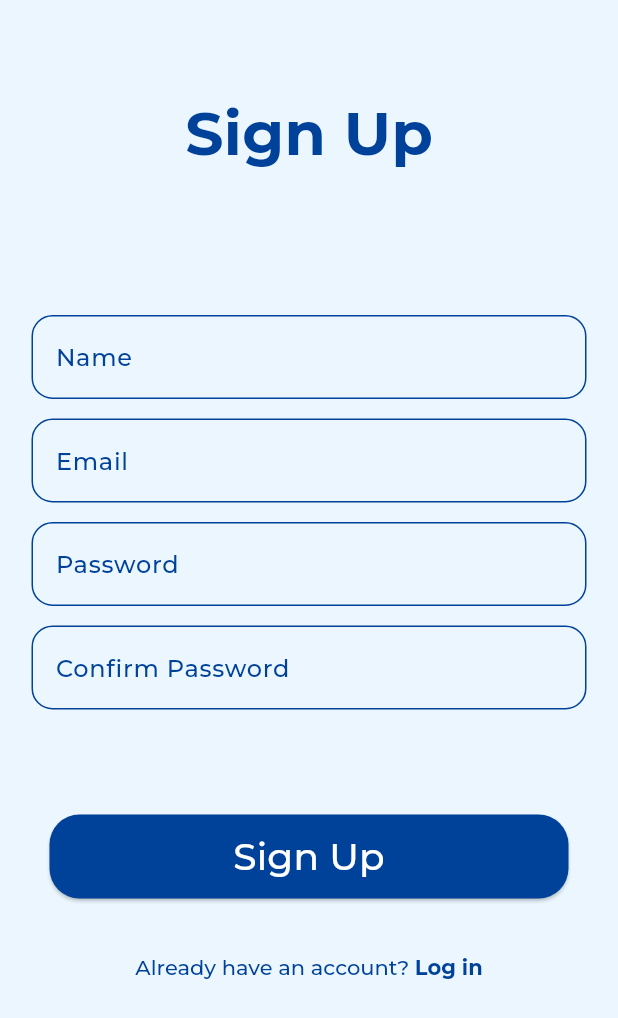
After one commit to Miranics/SmartDrive, a Flutter app: the screen it shows after launch, on a phone screen of 412 x 824 dp. The commit adds this screen. Shown: the top 1018 px of the screen. Run offline on Flutter 3.47's test engine with Material 3 defaults, Android fonts, the phone set to English and light mode, and no system bars; our stand-ins replace google_fonts.

Commit message:
feat: sign up page and all styling are implemented

```diff
--- a/lib/main.dart
+++ b/lib/main.dart
@@ -1,5 +1,6 @@
 import 'package:flutter/material.dart';
 import 'package:smartdrive/screens/homepage.dart';
+import 'package:smartdrive/screens/signup.dart';
 
 void main() {
   runApp(const MyApp());
@@ -10,6 +11,6 @@ class MyApp extends StatelessWidget {
 
   @override
   Widget build(BuildContext context) {
-    return MaterialApp(home: Scaffold(body: Homepage()));
+    return MaterialApp(home: Scaffold(body: Signup()));
   }
 }
--- /dev/null
+++ b/lib/screens/signup.dart
@@ -0,0 +1,78 @@
+import 'package:flutter/material.dart';
+import 'package:google_fonts/google_fonts.dart';
+import 'package:smartdrive/widgets/button_component.dart';
+import 'package:smartdrive/widgets/input.dart';
+
+class Signup extends StatelessWidget {
+  const Signup({super.key});
+
+  @override
+  Widget build(BuildContext context) {
+    return Scaffold(
+      backgroundColor: Color(0xFFEBF6FF),
+      body: SafeArea(
+        child: Padding(
+          padding: EdgeInsets.all(13),
+          child: Column(
+            children: [
+              Container(
+                margin: EdgeInsets.only(
+                  left: 100,
+                  right: 100,
+                  top: 47,
+                  bottom: 93,
+                ),
+                child: Text(
+                  "Sign Up",
+                  style: GoogleFonts.montserrat(
+                    textStyle: TextStyle(
+                      fontWeight: FontWeight.w700,
+                      fontSize: 40,
+                      color: Color(0xFF004299),
+                    ),
+                  ),
+                ),
+              ),
+              // Inputs use default styles defined in the component
+              InputComponent(text: "Name"),
+              SizedBox(height: 13),
+              InputComponent(text: "Email"),
+              SizedBox(height: 13),
+              InputComponent(text: "Password"),
+              SizedBox(height: 13),
+              InputComponent(text: "Confirm Password"),
+              SizedBox(height: 70),
+              ButtonComponent(
+                text: "Sign Up",
+                type: ButtonType.primary,
+                onPressed: () => {},
+              ),
+              SizedBox(height: 37),
+              // Static styled line without hover/setState
+              RichText(
+                text: TextSpan(
+                  style: GoogleFonts.montserrat(
+                    fontSize: 14,
+                    color: Color(0xFF004299),
+                    fontWeight: FontWeight.w500,
+                  ),
+                  children: [
+                    TextSpan(text: "Already have an account? "),
+                    TextSpan(
+                      text: "Log in",
+                      style: GoogleFonts.montserrat(
+                        fontSize: 14,
+                        fontWeight: FontWeight.w700,
+                        color: Color(0xFF004299),
+                      ),
+                    ),
+                  ],
+                ),
+              ),
+            ],
+          ),
+        ),
+      ),
+    );
+  }
+}
--- a/lib/widgets/button_component.dart
+++ b/lib/widgets/button_component.dart
@@ -141,7 +141,7 @@ class ButtonComponent extends StatelessWidget {
           child: Text(
             text,
             style: GoogleFonts.montserrat(
-              fontWeight: FontWeight.w700,
+              fontWeight: FontWeight.w500,
               fontSize: _getFontSize(),
               color: _getTextColor(),
             ),
--- a/lib/widgets/input.dart
+++ b/lib/widgets/input.dart
@@ -1,9 +1,13 @@
 import 'package:flutter/material.dart';
+import 'package:google_fonts/google_fonts.dart';
 
 class InputComponent extends StatelessWidget {
   final String? text;
   final String? label;
   final Color? textColor;
+  final TextStyle? fieldTextStyle;
+  final TextStyle? fieldHintStyle;
+  final Color? hintTextColor;
   final Color? borderColor;
   final Color? focusedBorderColor;
   final TextEditingController? controller;
@@ -16,6 +20,9 @@ class InputComponent extends StatelessWidget {
     this.text,
     this.label,
     this.textColor,
+    this.fieldTextStyle,
+    this.fieldHintStyle,
+    this.hintTextColor,
     this.borderColor,
     this.focusedBorderColor,
     this.controller,
@@ -48,12 +55,24 @@ class InputComponent extends StatelessWidget {
             validator: validator,
             obscureText: obscureText,
             keyboardType: keyboardType,
-            style: TextStyle(color: textColor ?? Color(0xFF004299)),
+            style:
+                fieldTextStyle ??
+                GoogleFonts.montserrat(
+                  fontSize: 16,
+                  fontWeight: FontWeight.w700,
+                  color: textColor ?? Color(0xFF004299),
+                ),
             decoration: InputDecoration(
               filled: true,
-              fillColor: Theme.of(context).scaffoldBackgroundColor,
+              fillColor: Color(0xFFEBF6FF),
               hintText: text,
-              hintStyle: TextStyle(color: Color(0xFF004299)),
+              hintStyle:
+                  fieldHintStyle ??
+                  GoogleFonts.montserrat(
+                    fontSize: 16,
+                    fontWeight: FontWeight.w500,
+                    color: hintTextColor ?? Color(0xFF004299),
+                  ),
               enabledBorder: OutlineInputBorder(
                 borderRadius: BorderRadius.all(Radius.circular(14)),
                 borderSide: BorderSide(color: borderColor ?? Color(0xFF004299)),
```
